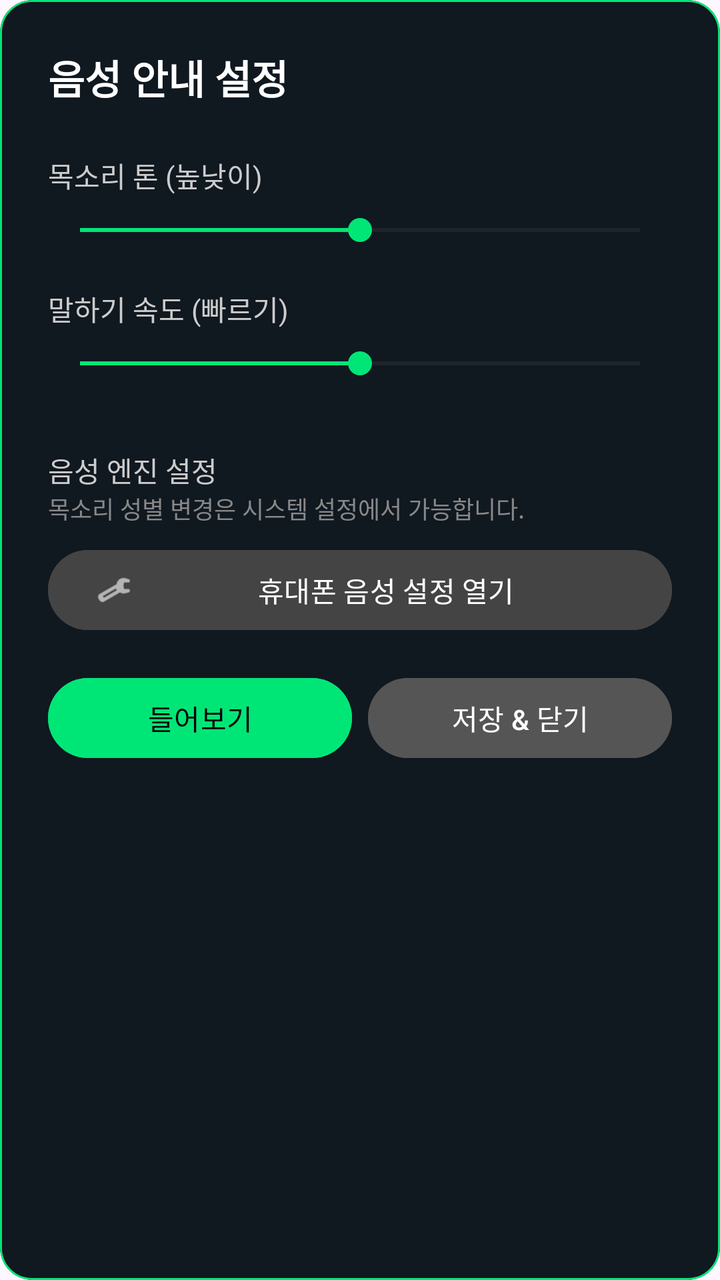
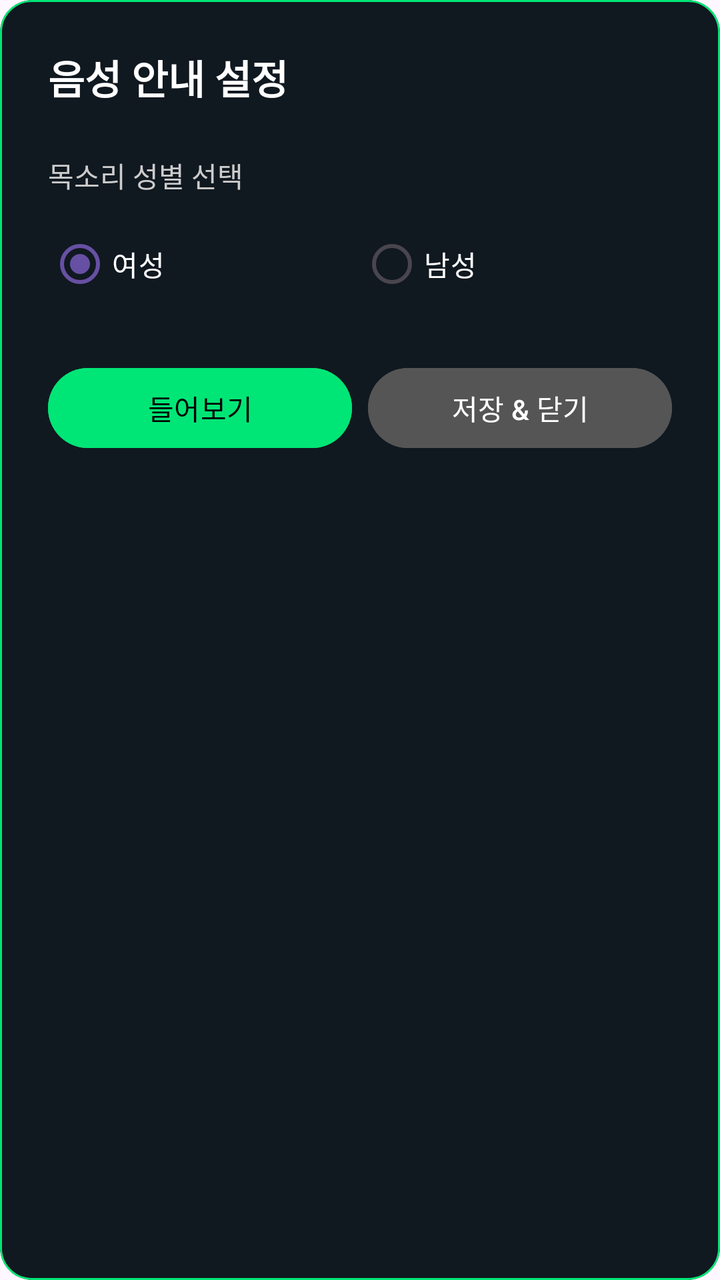

An Android layout rendered at two revisions. The XML below is the earlier revision; the diff shows what the commit changed to produce the second picture.
<!-- AndroidManifest.xml: application theme Theme.AGproject -->
<!-- res/layout/dialog_tts_settings.xml -->
<?xml version="1.0" encoding="utf-8"?>
<com.google.android.material.card.MaterialCardView
    xmlns:android="http://schemas.android.com/apk/res/android"
    xmlns:app="http://schemas.android.com/apk/res-auto"
    android:layout_width="320dp"
    android:layout_height="wrap_content"
    app:cardBackgroundColor="@color/bg_dark"
    app:cardCornerRadius="16dp"
    app:strokeColor="@color/accent_blue"
    app:strokeWidth="1dp">

  <LinearLayout
      android:layout_width="match_parent"
      android:layout_height="wrap_content"
      android:orientation="vertical"
      android:padding="24dp">

    <TextView
        android:text="음성 안내 설정"
        android:textColor="#FFFFFF"
        android:textSize="20sp"
        android:textStyle="bold"
        android:layout_width="wrap_content"
        android:layout_height="wrap_content"
        android:layout_marginBottom="24dp"/>

    <TextView
        android:text="목소리 톤 (높낮이)"
        android:textColor="#CCCCCC"
        android:layout_width="wrap_content"
        android:layout_height="wrap_content"/>

    <SeekBar
        android:id="@+id/seekPitch"
        android:layout_width="match_parent"
        android:layout_height="wrap_content"
        android:max="20"
        android:progress="10"
        android:progressTint="@color/accent_blue"
        android:thumbTint="@color/accent_blue"
        android:layout_marginTop="8dp"
        android:layout_marginBottom="20dp"/>

    <TextView
        android:text="말하기 속도 (빠르기)"
        android:textColor="#CCCCCC"
        android:layout_width="wrap_content"
        android:layout_height="wrap_content"/>

    <SeekBar
        android:id="@+id/seekSpeed"
        android:layout_width="match_parent"
        android:layout_height="wrap_content"
        android:max="20"
        android:progress="10"
        android:progressTint="@color/accent_blue"
        android:thumbTint="@color/accent_blue"
        android:layout_marginTop="8dp"
        android:layout_marginBottom="24dp"/>

    <TextView
        android:text="음성 엔진 설정"
        android:textColor="#CCCCCC"
        android:layout_width="wrap_content"
        android:layout_height="wrap_content"
        android:layout_marginTop="10dp"/>

    <TextView
        android:text="목소리 성별 변경은 시스템 설정에서 가능합니다."
        android:textColor="#888888"
        android:textSize="12sp"
        android:layout_width="wrap_content"
        android:layout_height="wrap_content"
        android:layout_marginBottom="8dp"/>

    <com.google.android.material.button.MaterialButton
        android:id="@+id/btnOpenSystemTTS"
        android:layout_width="match_parent"
        android:layout_height="wrap_content"
        android:text="휴대폰 음성 설정 열기"
        android:textColor="#FFFFFF"
        android:backgroundTint="#444444"
        app:icon="@android:drawable/ic_menu_manage"
        app:iconTint="#FFFFFF"
        android:layout_marginBottom="16dp"/>

    <LinearLayout
        android:layout_width="match_parent"
        android:layout_height="wrap_content"
        android:orientation="horizontal">

      <com.google.android.material.button.MaterialButton
          android:id="@+id/btnTestTTS"
          android:layout_width="0dp"
          android:layout_weight="1"
          android:layout_height="wrap_content"
          android:text="들어보기"
          android:textColor="#000000"
          android:backgroundTint="@color/accent_blue"
          android:layout_marginEnd="8dp"/>

      <com.google.android.material.button.MaterialButton
          android:id="@+id/btnClose"
          android:layout_width="0dp"
          android:layout_weight="1"
          android:layout_height="wrap_content"
          android:text="저장 &amp; 닫기"
          android:textColor="#FFFFFF"
          android:backgroundTint="#555555"/>
    </LinearLayout>

  </LinearLayout>
</com.google.android.material.card.MaterialCardView>
<!-- resources referenced by this layout -->
<resources>
  <color name="accent_blue">#00E676</color>
  <color name="bg_dark">#101820</color>
  <style name="Theme.AGproject" parent="Base.Theme.AGproject" />
  <style name="Base.Theme.AGproject" parent="Theme.Material3.DayNight.NoActionBar">
          
          
      </style>
</resources>

<!-- the commit's change to res/layout/dialog_tts_settings.xml (unified diff, before → after) -->
@@ -25,64 +25,40 @@
         android:layout_marginBottom="24dp"/>
 
     <TextView
-        android:text="목소리 톤 (높낮이)"
-        android:textColor="#CCCCCC"
-        android:layout_width="wrap_content"
-        android:layout_height="wrap_content"/>
-
-    <SeekBar
-        android:id="@+id/seekPitch"
-        android:layout_width="match_parent"
-        android:layout_height="wrap_content"
-        android:max="20"
-        android:progress="10"
-        android:progressTint="@color/accent_blue"
-        android:thumbTint="@color/accent_blue"
-        android:layout_marginTop="8dp"
-        android:layout_marginBottom="20dp"/>
-
-    <TextView
-        android:text="말하기 속도 (빠르기)"
-        android:textColor="#CCCCCC"
-        android:layout_width="wrap_content"
-        android:layout_height="wrap_content"/>
-
-    <SeekBar
-        android:id="@+id/seekSpeed"
-        android:layout_width="match_parent"
-        android:layout_height="wrap_content"
-        android:max="20"
-        android:progress="10"
-        android:progressTint="@color/accent_blue"
-        android:thumbTint="@color/accent_blue"
-        android:layout_marginTop="8dp"
-        android:layout_marginBottom="24dp"/>
-
-    <TextView
-        android:text="음성 엔진 설정"
+        android:text="목소리 성별 선택"
         android:textColor="#CCCCCC"
         android:layout_width="wrap_content"
         android:layout_height="wrap_content"
-        android:layout_marginTop="10dp"/>
+        android:layout_marginBottom="10dp"/>
 
-    <TextView
-        android:text="목소리 성별 변경은 시스템 설정에서 가능합니다."
-        android:textColor="#888888"
-        android:textSize="12sp"
-        android:layout_width="wrap_content"
-        android:layout_height="wrap_content"
-        android:layout_marginBottom="8dp"/>
-
-    <com.google.android.material.button.MaterialButton
-        android:id="@+id/btnOpenSystemTTS"
+    <RadioGroup
+        android:id="@+id/rgGender"
         android:layout_width="match_parent"
         android:layout_height="wrap_content"
-        android:text="휴대폰 음성 설정 열기"
-        android:textColor="#FFFFFF"
-        android:backgroundTint="#444444"
-        app:icon="@android:drawable/ic_menu_manage"
-        app:iconTint="#FFFFFF"
-        android:layout_marginBottom="16dp"/>
+        android:orientation="horizontal"
+        android:layout_marginBottom="24dp">
+
+      <RadioButton
+          android:id="@+id/rbFemale"
+          android:layout_width="0dp"
+          android:layout_weight="1"
+          android:layout_height="wrap_content"
+          android:text="여성"
+          android:textColor="#FFFFFF"
+          android:buttonTint="#00E5FF"
+          android:checked="true"/>
+
+      <RadioButton
+          android:id="@+id/rbMale"
+          android:layout_width="0dp"
+          android:layout_weight="1"
+          android:layout_height="wrap_content"
+          android:text="남성"
+          android:textColor="#FFFFFF"
+          android:buttonTint="#00E5FF"/>
+    </RadioGroup>
+
+
 
     <LinearLayout
         android:layout_width="match_parent"
